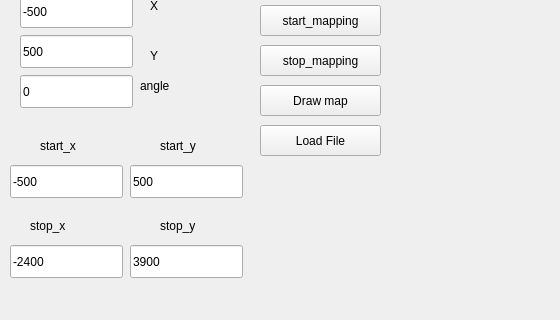
The window that robot_demo/mainwindow.ui (MiroslavKohut/IroboCreate_project) describes before a commit, drawn with Qt 5; both pictures show x 0 to 560 and y 152 to 472 of the 1165 by 720 pixel window.
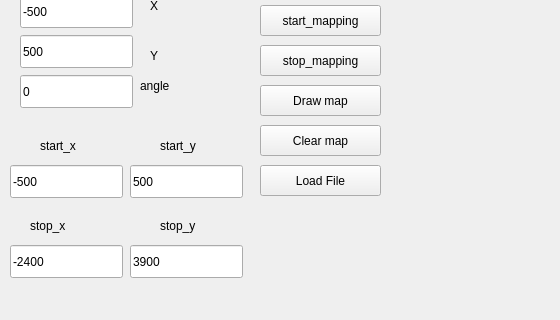
The same window after the commit.

The edit to the form file:
```diff
--- a/robot_demo/mainwindow.ui
+++ b/robot_demo/mainwindow.ui
@@ -213,7 +213,7 @@
     <property name="geometry">
      <rect>
       <x>260</x>
-      <y>260</y>
+      <y>300</y>
       <width>121</width>
       <height>31</height>
      </rect>
@@ -326,6 +326,19 @@
      <string>-2400</string>
     </property>
    </widget>
+   <widget class="QPushButton" name="pushButton_8">
+    <property name="geometry">
+     <rect>
+      <x>260</x>
+      <y>260</y>
+      <width>121</width>
+      <height>31</height>
+     </rect>
+    </property>
+    <property name="text">
+     <string>Clear map</string>
+    </property>
+   </widget>
   </widget>
   <widget class="QMenuBar" name="menuBar">
    <property name="geometry">
```
Left out of the diff: 2 changed lines with no effect on the pictures.
